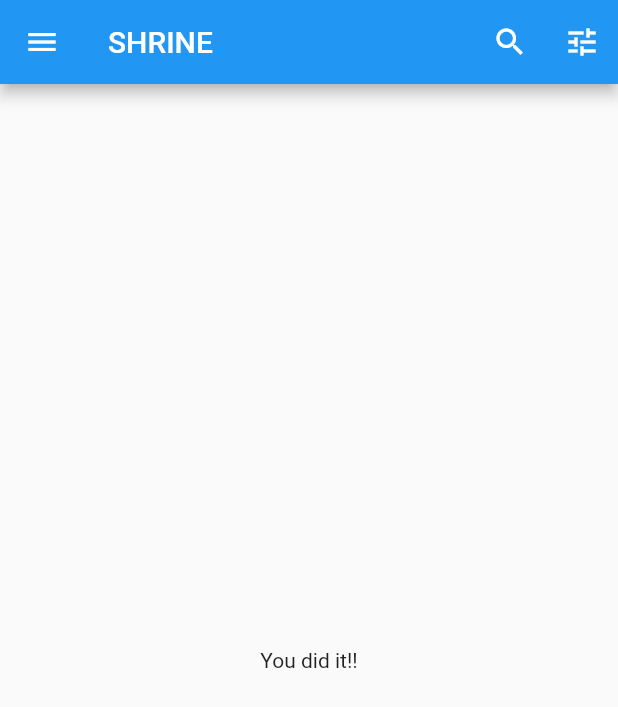
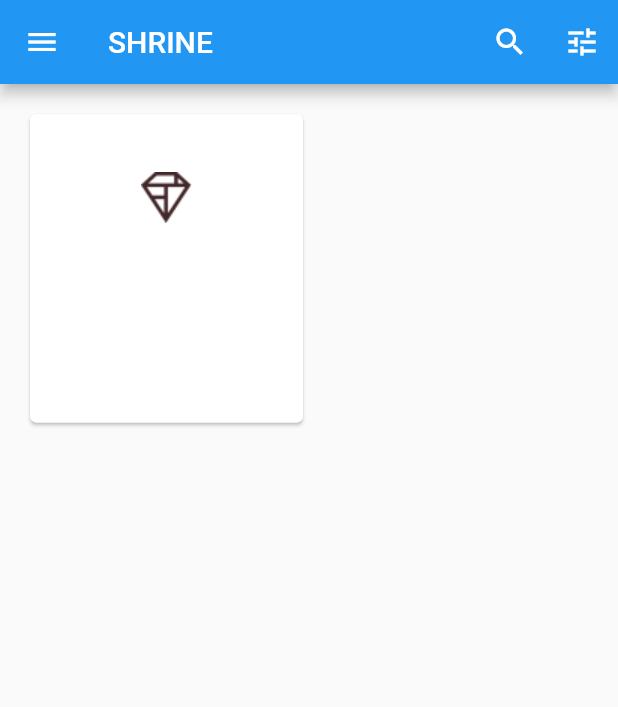
Before and after one commit to kbhardwaj123/Flutter1911, a Flutter app: the HomePage screen opened directly, on a phone screen of 412 x 824 dp. Shown: the top 707 px of the screen. Run offline on Flutter 3.47's test engine with Material 2 defaults, Android fonts, the phone set to English and light mode, and no system bars.

Commit message:
MDC 102 Card minor

```diff
--- a/first_app/lib/home.dart
+++ b/first_app/lib/home.dart
@@ -27,9 +27,23 @@ class HomePage extends StatelessWidget {
           ),
         ],
       ),
-      body: Center(
-        child: Text('You did it!!'),
-        ),
+      body: GridView.count(
+        crossAxisCount: 2,
+        padding: EdgeInsets.all(16.0),
+        childAspectRatio: 8.0/9.0,
+        children: <Widget>[Card(
+          clipBehavior: Clip.antiAlias,
+          child: Column(
+            crossAxisAlignment: CrossAxisAlignment.start,
+            children: <Widget>[
+              AspectRatio(
+                aspectRatio: 18.0/11.0,
+                child: Image.asset('assets/diamond.png'),
+              ),
+            ],
+          ),
+        )],
+      ),
       resizeToAvoidBottomInset: false,
     );
   }
```
